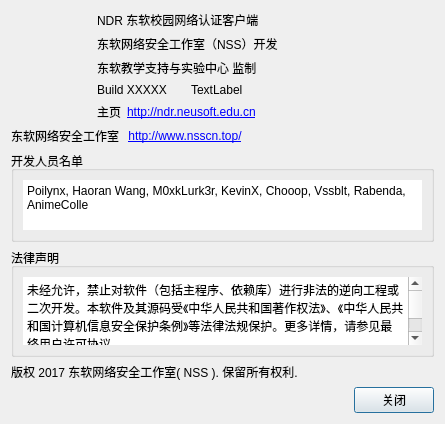
Before: the Qt Designer form client/forms/aboutdialog.ui in NSS-Studio/NDR_Client, drawn with Qt 5.
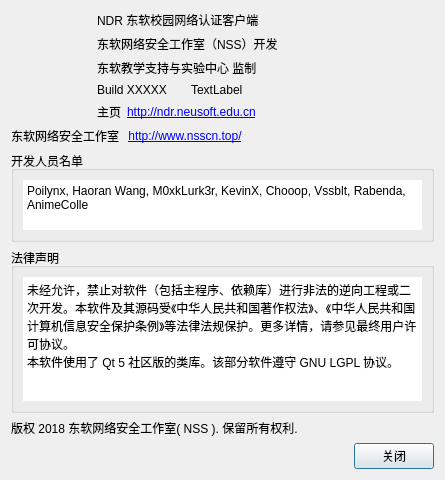
After: the same form once the commit is applied. Icons and pictures are not drawn.

Patch:
```diff
--- a/client/forms/aboutdialog.ui
+++ b/client/forms/aboutdialog.ui
@@ -7,7 +7,7 @@
     <x>0</x>
     <y>0</y>
     <width>445</width>
-    <height>392</height>
+    <height>480</height>
    </rect>
   </property>
   <property name="windowTitle">
@@ -185,9 +185,9 @@
          <string>&lt;!DOCTYPE HTML PUBLIC &quot;-//W3C//DTD HTML 4.0//EN&quot; &quot;http://www.w3.org/TR/REC-html40/strict.dtd&quot;&gt;
 &lt;html&gt;&lt;head&gt;&lt;meta name=&quot;qrichtext&quot; content=&quot;1&quot; /&gt;&lt;style type=&quot;text/css&quot;&gt;
 p, li { white-space: pre-wrap; }
-&lt;/style&gt;&lt;/head&gt;&lt;body style=&quot; font-family:'SimSun'; font-size:9pt; font-weight:400; font-style:normal;&quot;&gt;
-&lt;p style=&quot; margin-top:0px; margin-bottom:0px; margin-left:0px; margin-right:0px; -qt-block-indent:0; text-indent:0px;&quot;&gt;未经允许，禁止对软件（包括主程序、依赖库）进行非法的逆向工程或二次开发。本软件及其源码受《中华人民共和国著作权法》、《中华人民共和国计算机信息安全保护条例》等法律法规保护。更多详情，请参见最终用户许可协议。&lt;/p&gt;
-&lt;p style=&quot; margin-top:0px; margin-bottom:0px; margin-left:0px; margin-right:0px; -qt-block-indent:0; text-indent:0px;&quot;&gt;本软件使用了 Qt 5 社区版的类库。该部分软件遵守 GNU LGPL 协议。&lt;/p&gt;&lt;/body&gt;&lt;/html&gt;</string>
+&lt;/style&gt;&lt;/head&gt;&lt;body style=&quot; font-family:'Ubuntu'; font-size:11pt; font-weight:400; font-style:normal;&quot;&gt;
+&lt;p style=&quot; margin-top:0px; margin-bottom:0px; margin-left:0px; margin-right:0px; -qt-block-indent:0; text-indent:0px;&quot;&gt;&lt;span style=&quot; font-family:'SimSun'; font-size:9pt;&quot;&gt;未经允许，禁止对软件（包括主程序、依赖库）进行非法的逆向工程或二次开发。本软件及其源码受《中华人民共和国著作权法》、《中华人民共和国计算机信息安全保护条例》等法律法规保护。更多详情，请参见最终用户许可协议。&lt;/span&gt;&lt;/p&gt;
+&lt;p style=&quot; margin-top:0px; margin-bottom:0px; margin-left:0px; margin-right:0px; -qt-block-indent:0; text-indent:0px;&quot;&gt;&lt;span style=&quot; font-family:'SimSun'; font-size:9pt;&quot;&gt;本软件使用了 Qt 5 社区版的类库。该部分软件遵守 GNU LGPL 协议。&lt;/span&gt;&lt;/p&gt;&lt;/body&gt;&lt;/html&gt;</string>
         </property>
        </widget>
       </item>
@@ -216,7 +216,7 @@
       </sizepolicy>
      </property>
      <property name="text">
-      <string>版权 2017 东软网络安全工作室( NSS ). 保留所有权利. </string>
+      <string>版权 2018 东软网络安全工作室( NSS ). 保留所有权利. </string>
      </property>
      <property name="wordWrap">
       <bool>false</bool>
```
Left out of the diff: 4 changed lines with no effect on the pictures.
